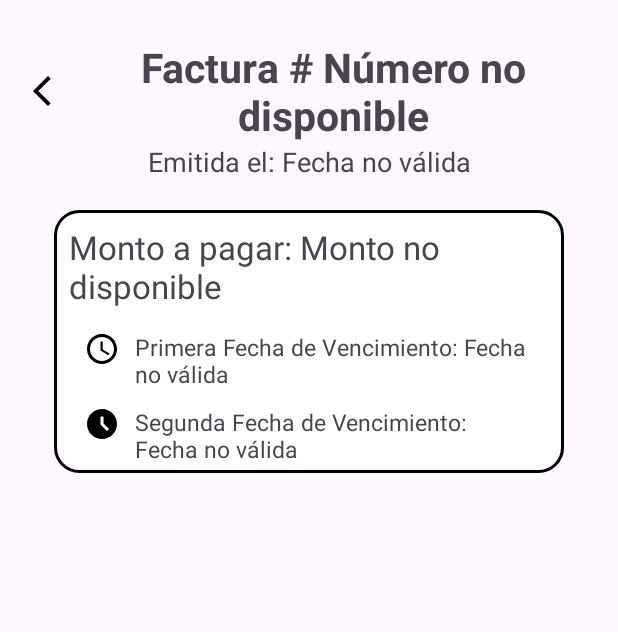
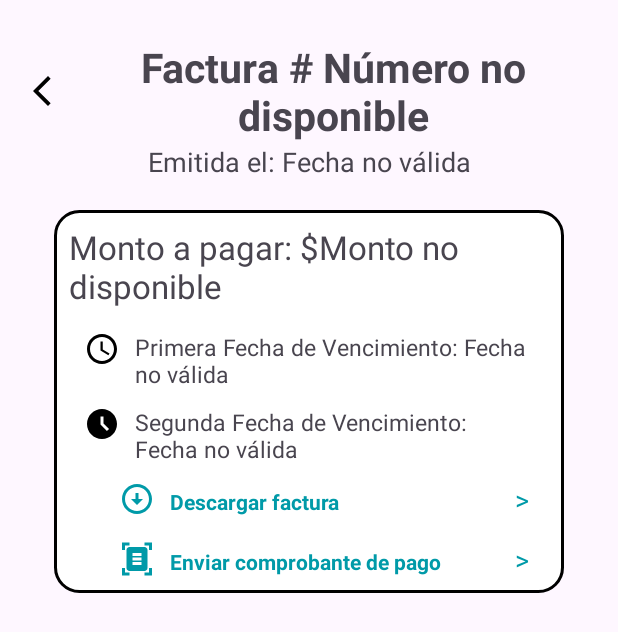
Before and after one commit to SuicoRamiro/Fibertel, an Android app: the infoFactura screen opened directly, with no data from a screen before it, on a phone screen of 412 x 824 dp. Shown: the top 632 px of the screen. Run offline under Robolectric (Android 15) with nearby library versions, the phone set to English and light mode, and no system bars.

Commit message:
Descarga de facturas habilitda | redireccion directo a enviar correo a proveedores@fibertel.com.pe mmediante gmail u outlook

```diff
--- a/app/build.gradle.kts
+++ b/app/build.gradle.kts
@@ -50,6 +50,7 @@ dependencies {
     implementation ("androidx.lifecycle:lifecycle-extensions:2.2.0")
     implementation ("androidx.activity:activity-ktx:1.6.0")
 
+    implementation ("androidx.core:core-ktx:1.10.0")
 
     implementation ("androidx.cardview:cardview:1.0.0")
     implementation("com.squareup.retrofit2:retrofit:2.9.0")
--- a/app/src/main/java/com/example/fibertel/adapter/FacturaAdapter.kt
+++ b/app/src/main/java/com/example/fibertel/adapter/FacturaAdapter.kt
@@ -43,7 +43,7 @@ class FacturaAdapter(private val facturas: List<Factura>) : RecyclerView.Adapter
             val spannable = SpannableString(combinedText)
 
             val balanceColor: Int = when (factura.state) {
-                "paid" -> Color.GREEN
+                "paid" -> Color.parseColor("#2BC9B0")
                 "pending" -> Color.RED
                 else -> Color.BLACK
             }
@@ -73,6 +73,7 @@ class FacturaAdapter(private val facturas: List<Factura>) : RecyclerView.Adapter
                     putExtra("first_due_date", factura.first_due_date)
                     putExtra("second_due_date", factura.second_due_date)
                     putExtra("invoice_number", factura.invoice_number)
+                    putExtra("id", factura.id)
                 }
                 context.startActivity(intent)
             }
--- a/app/src/main/java/com/example/fibertel/fragments/ConfiguracionFragment.kt
+++ b/app/src/main/java/com/example/fibertel/fragments/ConfiguracionFragment.kt
@@ -25,6 +25,7 @@ class ConfiguracionFragment : Fragment() {
             val intent = Intent(activity, InformacionPersonalActivity::class.java)
             startActivity(intent)
         }
+
 
         view.findViewById<LinearLayout>(R.id.opcion_Escaner).setOnClickListener {
             val integrator = IntentIntegrator.forSupportFragment(this)
--- /dev/null
+++ b/app/src/main/res/drawable/ic_desc_factura.xml
@@ -0,0 +1,5 @@
+<vector xmlns:android="http://schemas.android.com/apk/res/android" android:height="24dp" android:tint="#009AA8" android:viewportHeight="24" android:viewportWidth="24" android:width="24dp">
+
+    <path android:fillColor="@android:color/white" android:pathData="M12,4c4.41,0 8,3.59 8,8s-3.59,8 -8,8s-8,-3.59 -8,-8S7.59,4 12,4M12,2C6.48,2 2,6.48 2,12c0,5.52 4.48,10 10,10c5.52,0 10,-4.48 10,-10C22,6.48 17.52,2 12,2L12,2zM13,12l0,-4h-2l0,4H8l4,4l4,-4H13z"/>
+
+</vector>
--- /dev/null
+++ b/app/src/main/res/drawable/ic_enviarcompr.xml
@@ -0,0 +1,5 @@
+<vector xmlns:android="http://schemas.android.com/apk/res/android" android:height="24dp" android:tint="#009AA8" android:viewportHeight="24" android:viewportWidth="24" android:width="24dp">
+
+    <path android:fillColor="@android:color/white" android:pathData="M7,3H4v3H2V1h5V3zM22,6V1h-5v2h3v3H22zM7,21H4v-3H2v5h5V21zM20,18v3h-3v2h5v-5H20zM19,18c0,1.1 -0.9,2 -2,2H7c-1.1,0 -2,-0.9 -2,-2V6c0,-1.1 0.9,-2 2,-2h10c1.1,0 2,0.9 2,2V18zM15,8H9v2h6V8zM15,11H9v2h6V11zM15,14H9v2h6V14z"/>
+
+</vector>
--- a/app/src/main/res/drawable/rounded_corners_paid.xml
+++ b/app/src/main/res/drawable/rounded_corners_paid.xml
@@ -2,5 +2,5 @@
 <shape xmlns:android="http://schemas.android.com/apk/res/android">
     <solid android:color="@android:color/white"/>
     <corners android:radius="16dp"/>
-    <stroke android:width="5dp" android:color="@android:color/holo_green_dark"/>
+    <stroke android:width="2dp" android:color="#2BC9B0"/>
 </shape>
--- a/app/src/main/res/drawable/rounded_corners_pending.xml
+++ b/app/src/main/res/drawable/rounded_corners_pending.xml
@@ -2,5 +2,5 @@
 <shape xmlns:android="http://schemas.android.com/apk/res/android">
     <solid android:color="@android:color/white"/>
     <corners android:radius="16dp"/>
-    <stroke android:width="5dp" android:color="@android:color/holo_red_dark"/>
+    <stroke android:width="2dp" android:color="#E33939"/>
 </shape>
--- a/app/src/main/res/layout/activity_info_factura.xml
+++ b/app/src/main/res/layout/activity_info_factura.xml
@@ -90,6 +90,67 @@
                 android:text="Segunda F. de Vencimiento"
                 android:textSize="15dp" />
         </LinearLayout>
+        <LinearLayout
+            android:id="@+id/opcion_Descargar_Factura"
+            android:layout_width="match_parent"
+            android:layout_height="wrap_content"
+            android:orientation="horizontal"
+            android:layout_marginHorizontal="23dp"
+            android:layout_marginVertical="5dp"
+            android:clickable="true"
+            android:focusable="true">
+            <ImageView
+                android:layout_marginLeft="20dp"
+                android:layout_width="wrap_content"
+                android:layout_height="wrap_content"
+                android:src="@drawable/ic_desc_factura"/>
+            <TextView
+                android:textColor="#009AA8"
+                android:textStyle="bold"
+                android:layout_marginLeft="10dp"
+                android:layout_width="0dp"
+                android:layout_height="wrap_content"
+                android:text="Descargar factura"
+                android:layout_weight="1"/>
+
+            <TextView
+                android:textColor="#009AA8"
+                android:layout_width="wrap_content"
+                android:layout_height="wrap_content"
+                android:text=">"
+                android:textSize="18dp" />
+        </LinearLayout>
+        <LinearLayout
+            android:id="@+id/opcion_Enviar_Comprobante"
+            android:layout_width="match_parent"
+            android:layout_height="wrap_content"
+            android:orientation="horizontal"
+            android:layout_marginHorizontal="23dp"
+            android:layout_marginVertical="10dp"
+
+            android:clickable="true"
+            android:focusable="true">
+            <ImageView
+                android:layout_marginLeft="20dp"
+                android:layout_width="wrap_content"
+                android:layout_height="wrap_content"
+                android:src="@drawable/ic_enviarcompr"/>
+            <TextView
+                android:textColor="#009AA8"
+                android:textStyle="bold"
+                android:layout_marginLeft="10dp"
+                android:layout_width="0dp"
+                android:layout_height="wrap_content"
+                android:text="Enviar comprobante de pago"
+                android:layout_weight="1"/>
+
+            <TextView
+                android:textColor="#009AA8"
+                android:layout_width="wrap_content"
+                android:layout_height="wrap_content"
+                android:text=">"
+                android:textSize="18dp" />
+        </LinearLayout>
     </LinearLayout>
 
 </LinearLayout>
--- a/app/src/main/res/layout/activity_reportar_problema.xml
+++ b/app/src/main/res/layout/activity_reportar_problema.xml
@@ -5,6 +5,7 @@
     android:layout_width="match_parent"
     android:layout_height="match_parent"
     android:padding="16dp"
+    android:background="#F2F2F4"
     tools:context=".InformacionPersonalActivity">
 
     <LinearLayout
--- a/app/src/main/res/layout/fragment_inicio.xml
+++ b/app/src/main/res/layout/fragment_inicio.xml
@@ -4,7 +4,8 @@
     android:layout_width="match_parent"
     android:orientation="vertical"
     android:layout_height="match_parent"
-    android:background="@color/white"
+    android:background="#F2F2F4"
+    android:padding="16dp"
     tools:context=".fragments.InicioFragment">
 
     <LinearLayout
--- /dev/null
+++ b/app/src/main/res/xml/file_paths.xml
@@ -0,0 +1,4 @@
+<?xml version="1.0" encoding="utf-8"?>
+<paths xmlns:android="http://schemas.android.com/apk/res/android">
+    <external-path name="external_files" path="."/>
+</paths>
```
Also changed, not shown: app/src/main/AndroidManifest.xml (+14 -0 lines), app/src/main/java/com/example/fibertel/MisTicketsActivity.kt (+14 -1 lines), app/src/main/java/com/example/fibertel/fragments/SoporteFragment.kt (+23 -4 lines), app/src/main/java/com/example/fibertel/infoFactura.kt (+136 -4 lines), app/src/main/res/layout/activity_mis_tickets.xml (+10 -0 lines), app/src/main/res/layout/fragment_configuracion.xml (+16 -11 lines), app/src/main/res/layout/fragment_facturas.xml (+25 -5 lines), app/src/main/res/layout/fragment_soporte.xml (+16 -2 lines).
